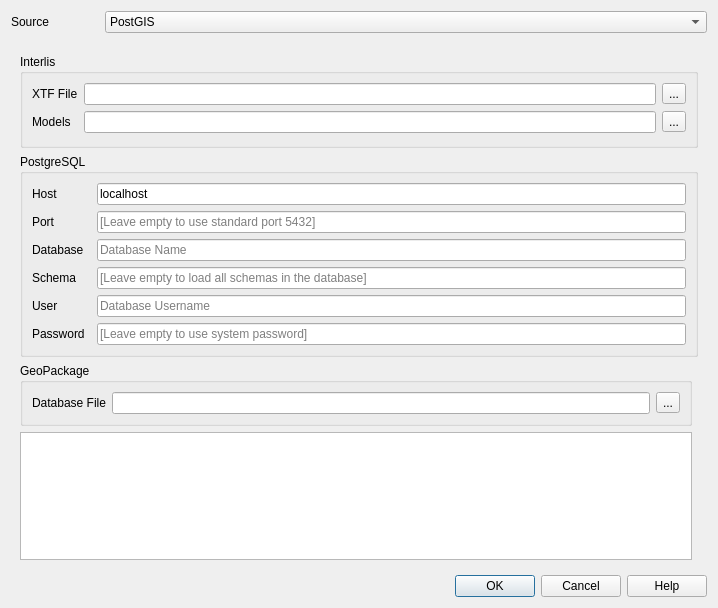
This is projectgenerator/ui/export.ui in opengisch/QgisModelBaker as Qt 5 draws it before an edit. The edited form follows.
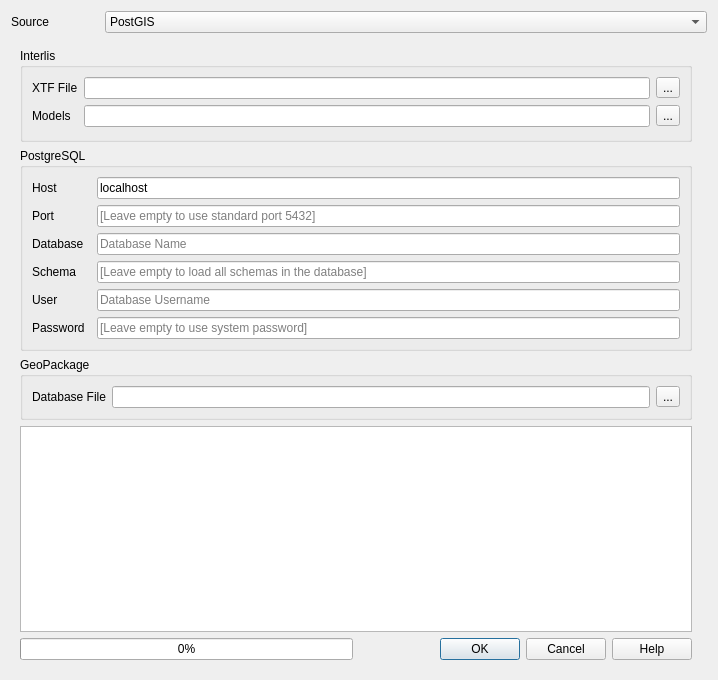
This is the edited form.

Commit message: Adding progressbar breaking layout, adding horizontal layout and putting again

Patch:
```diff
--- a/projectgenerator/ui/export.ui
+++ b/projectgenerator/ui/export.ui
@@ -7,7 +7,7 @@
     <x>0</x>
     <y>0</y>
     <width>718</width>
-    <height>608</height>
+    <height>680</height>
    </rect>
   </property>
   <property name="windowTitle">
@@ -58,7 +58,87 @@
      </property>
      <widget class="QWidget" name="page">
       <layout class="QGridLayout" name="gridLayout_3">
-       <item row="3" column="0" colspan="2">
+       <item row="0" column="0">
+        <widget class="QGroupBox" name="ili_config">
+         <property name="title">
+          <string>Interlis</string>
+         </property>
+         <layout class="QGridLayout" name="gridLayout_5">
+          <item row="0" column="2" colspan="2">
+           <widget class="QLineEdit" name="xtf_file_line_edit"/>
+          </item>
+          <item row="1" column="0">
+           <widget class="QLabel" name="label_8">
+            <property name="text">
+             <string>Models</string>
+            </property>
+           </widget>
+          </item>
+          <item row="2" column="2">
+           <spacer name="horizontalSpacer">
+            <property name="orientation">
+             <enum>Qt::Horizontal</enum>
+            </property>
+            <property name="sizeHint" stdset="0">
+             <size>
+              <width>40</width>
+              <height>3</height>
+             </size>
+            </property>
+           </spacer>
+          </item>
+          <item row="1" column="2" colspan="2">
+           <widget class="QLineEdit" name="ili_models_line_edit"/>
+          </item>
+          <item row="0" column="0">
+           <widget class="QLabel" name="label">
+            <property name="text">
+             <string>XTF File</string>
+            </property>
+           </widget>
+          </item>
+          <item row="0" column="4">
+           <widget class="QToolButton" name="xtf_file_browse_button">
+            <property name="toolTip">
+             <string>Browse XTF files</string>
+            </property>
+            <property name="text">
+             <string>...</string>
+            </property>
+           </widget>
+          </item>
+          <item row="1" column="4">
+           <widget class="QToolButton" name="multiple_models_button">
+            <property name="toolTip">
+             <string>Select multiple Interlis models</string>
+            </property>
+            <property name="text">
+             <string>...</string>
+            </property>
+           </widget>
+          </item>
+         </layout>
+        </widget>
+       </item>
+       <item row="0" column="1">
+        <widget class="QWidget" name="widget" native="true">
+         <layout class="QGridLayout" name="gridLayout_2">
+          <property name="leftMargin">
+           <number>0</number>
+          </property>
+          <property name="topMargin">
+           <number>0</number>
+          </property>
+          <property name="rightMargin">
+           <number>0</number>
+          </property>
+          <property name="bottomMargin">
+           <number>0</number>
+          </property>
+         </layout>
+        </widget>
+       </item>
+       <item row="1" column="0">
         <widget class="QGroupBox" name="pg_config">
          <property name="title">
           <string>PostgreSQL</string>
@@ -157,85 +237,7 @@
          </layout>
         </widget>
        </item>
-       <item row="0" column="1">
-        <widget class="QWidget" name="widget" native="true">
-         <layout class="QGridLayout" name="gridLayout_2">
-          <property name="margin">
-           <number>0</number>
-          </property>
-         </layout>
-        </widget>
-       </item>
-       <item row="1" column="0" colspan="2">
-        <widget class="QGroupBox" name="ili_config">
-         <property name="title">
-          <string>Interlis</string>
-         </property>
-         <layout class="QGridLayout" name="gridLayout_5">
-          <item row="0" column="2" colspan="2">
-           <widget class="QLineEdit" name="xtf_file_line_edit"/>
-          </item>
-          <item row="1" column="0">
-           <widget class="QLabel" name="label_8">
-            <property name="text">
-             <string>Models</string>
-            </property>
-           </widget>
-          </item>
-          <item row="2" column="2">
-           <spacer name="horizontalSpacer">
-            <property name="orientation">
-             <enum>Qt::Horizontal</enum>
-            </property>
-            <property name="sizeHint" stdset="0">
-             <size>
-              <width>40</width>
-              <height>3</height>
-             </size>
-            </property>
-           </spacer>
-          </item>
-          <item row="1" column="2" colspan="2">
-           <widget class="QLineEdit" name="ili_models_line_edit"/>
-          </item>
-          <item row="0" column="0">
-           <widget class="QLabel" name="label">
-            <property name="text">
-             <string>XTF File</string>
-            </property>
-           </widget>
-          </item>
-          <item row="0" column="4">
-           <widget class="QToolButton" name="xtf_file_browse_button">
-            <property name="toolTip">
-             <string>Browse XTF files</string>
-            </property>
-            <property name="text">
-             <string>...</string>
-            </property>
-           </widget>
-          </item>
-          <item row="1" column="4">
-           <widget class="QToolButton" name="multiple_models_button">
-            <property name="toolTip">
-             <string>Select multiple Interlis models</string>
-            </property>
-            <property name="text">
-             <string>...</string>
-            </property>
-           </widget>
-          </item>
-         </layout>
-        </widget>
-       </item>
-       <item row="5" column="0">
-        <widget class="QTextBrowser" name="txtStdout">
-         <property name="openLinks">
-          <bool>false</bool>
-         </property>
-        </widget>
-       </item>
-       <item row="4" column="0">
+       <item row="2" column="0">
         <widget class="QGroupBox" name="gpkg_config">
          <property name="title">
           <string>GeoPackage</string>
@@ -264,21 +266,39 @@
          </layout>
         </widget>
        </item>
+       <item row="3" column="0">
+        <widget class="QTextBrowser" name="txtStdout">
+         <property name="openLinks">
+          <bool>false</bool>
+         </property>
+        </widget>
+       </item>
+       <item row="4" column="0">
+        <layout class="QHBoxLayout" name="horizontalLayout_7">
+         <item>
+          <widget class="QProgressBar" name="progressBar">
+           <property name="value">
+            <number>0</number>
+           </property>
+          </widget>
+         </item>
+         <item>
+          <widget class="QDialogButtonBox" name="buttonBox">
+           <property name="orientation">
+            <enum>Qt::Horizontal</enum>
+           </property>
+           <property name="standardButtons">
+            <set>QDialogButtonBox::Cancel|QDialogButtonBox::Help|QDialogButtonBox::Ok</set>
+           </property>
+          </widget>
+         </item>
+        </layout>
+       </item>
       </layout>
      </widget>
      <widget class="QWidget" name="page_2"/>
     </widget>
    </item>
-   <item row="2" column="0">
-    <widget class="QDialogButtonBox" name="buttonBox">
-     <property name="orientation">
-      <enum>Qt::Horizontal</enum>
-     </property>
-     <property name="standardButtons">
-      <set>QDialogButtonBox::Cancel|QDialogButtonBox::Help|QDialogButtonBox::Ok</set>
-     </property>
-    </widget>
-   </item>
   </layout>
  </widget>
  <tabstops>
```
Left out of the diff: 1 changed line with no effect on the pictures.
